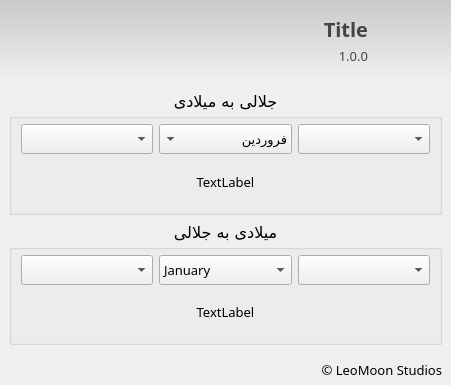
Old version of the form src/leomoon_jalalitray/ui/main_window.ui in the repository leomoon-studios/leomoon-jalalitray.
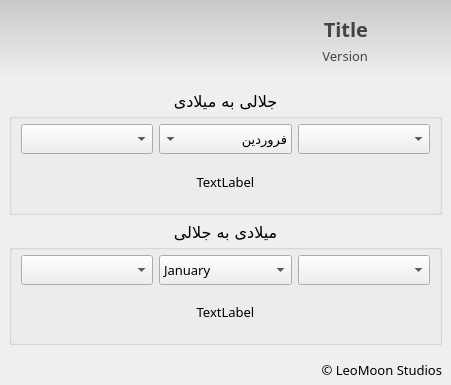
New version of the form. Icons and pictures are not drawn.

Commit message: Derive releases from version tags

```diff
--- a/src/leomoon_jalalitray/ui/main_window.ui
+++ b/src/leomoon_jalalitray/ui/main_window.ui
@@ -225,7 +225,7 @@
              </font>
             </property>
             <property name="text">
-             <string>1.0.0</string>
+             <string>Version</string>
             </property>
             <property name="alignment">
              <set>Qt::AlignRight|Qt::AlignTrailing|Qt::AlignVCenter</set>
```
The commit also changes 10 other files.
